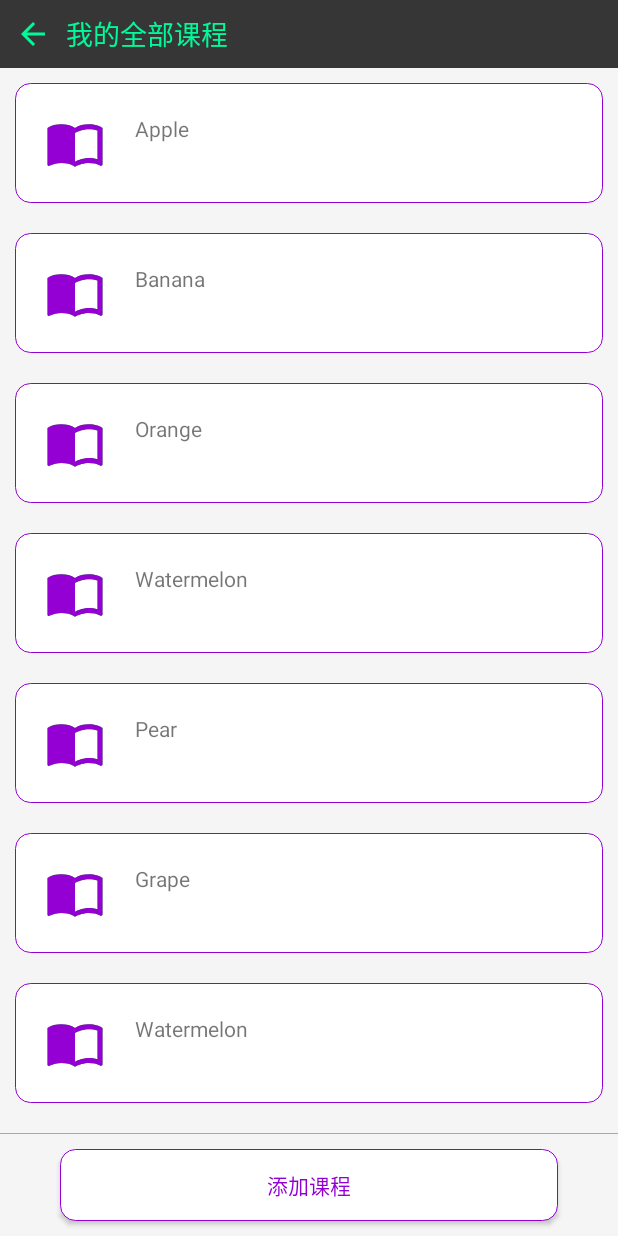
After one commit to ryleneli/EXAMBa, an Android app: the AllMyLesson screen opened directly, with no data from a screen before it, on a phone screen of 412 x 824 dp. The commit adds this screen. Run offline under Robolectric (Android 15) with nearby library versions, the phone set to English and light mode, and no system bars; Roboto replaces fonts that are not available here.

Commit message:
UI about add lesson

```diff
--- a/app/src/main/AndroidManifest.xml
+++ b/app/src/main/AndroidManifest.xml
@@ -31,6 +31,12 @@
         <activity android:name="com.example.Activity.MainActivity" >
 
         </activity>
+        <activity android:name="com.example.Activity.AllMyLesson" >
+
+        </activity>
+        <activity android:name="com.example.Activity.AllLessons" >
+
+        </activity>
     </application>
 
 </manifest>
--- /dev/null
+++ b/app/src/main/java/com/example/Activity/AllMyLesson.java
@@ -0,0 +1,67 @@
+package com.example.Activity;
+
+import android.app.Activity;
+import android.content.Intent;
+import android.os.Bundle;
+import android.util.Log;
+import android.view.View;
+import android.widget.Button;
+
+import com.example.Adapter.MylessonAdapter;
+import com.example.Object.Lesson;
+import com.example.Object.MyListView;
+import com.example.testsys.R;
+
+import java.util.ArrayList;
+import java.util.List;
+
+import static android.content.ContentValues.TAG;
+
+/**
+ * Created by 15151 on 2019/10/18.
+ */
+
+public class AllMyLesson extends Activity {
+    private static String TAG = "AllMyLesson";
+    private Button addLesson;
+    private MyListView listView;
+    private List<Lesson> myLessonList = new ArrayList<Lesson>();
+    protected void onCreate(Bundle savedInstanceState) {
+        super.onCreate(savedInstanceState);
+        setContentView(R.layout.allmylessons);
+        listView = (MyListView) findViewById(R.id.list_view_mylessons );
+        addLesson = (Button) findViewById(R.id.addlesson_mylessons);
+        initFruits();
+        MylessonAdapter mylessonAdapter = new MylessonAdapter(this,R.layout.mylesson_list,myLessonList);
+        listView.setAdapter(mylessonAdapter);
+        Log.i(TAG,"LRL myLessonList size is "+myLessonList.size());
+        addLesson.setOnClickListener(new View.OnClickListener(){
+            @Override
+            public void onClick(View v){
+                Intent intent = new Intent(AllMyLesson.this, AllLessons.class);
+                startActivity(intent);
+            }
+        });
+    }
+    private void initFruits()
+    {
+        Lesson apple = new Lesson("Apple");
+        myLessonList.add(apple);
+        Lesson banana = new Lesson("Banana");
+        myLessonList.add(banana);
+        Lesson orange = new Lesson("Orange");
+        myLessonList.add(orange);
+        Lesson watermelon = new Lesson("Watermelon");
+        myLessonList.add(watermelon);
+        Lesson pear = new Lesson("Pear");
+        myLessonList.add(pear);
+        Lesson grape = new Lesson("Grape");
+        myLessonList.add(grape);
+        Lesson watermelon1 = new Lesson("Watermelon");
+        myLessonList.add(watermelon1);
+        Lesson pear1 = new Lesson("Pear");
+        myLessonList.add(pear1);
+        Lesson grape1 = new Lesson("Grape");
+        myLessonList.add(grape1);
+    }
+}
--- a/app/src/main/java/com/example/Activity/MainActivity.java
+++ b/app/src/main/java/com/example/Activity/MainActivity.java
@@ -20,7 +20,7 @@ import com.example.testsys.R;
 
 
 public class MainActivity extends AppCompatActivity {
-
+	private static String TAG = "LRL MainActivity";
 	@Override
 	protected void onCreate(Bundle savedInstanceState) {
         super.onCreate(savedInstanceState);
--- a/app/src/main/java/com/example/Adapter/MylessonAdapter.java
+++ b/app/src/main/java/com/example/Adapter/MylessonAdapter.java
@@ -1,15 +1,18 @@
 package com.example.Adapter;
 
 import android.content.Context;
+import android.util.Log;
 import android.view.LayoutInflater;
 import android.view.View;
 import android.view.ViewGroup;
 import android.widget.ArrayAdapter;
 import android.widget.Button;
+import android.widget.ImageView;
 import android.widget.TextView;
 
 import com.example.Object.Lesson;
 import com.example.UI.ItemView;
+import com.example.UI.LessonItemView;
 import com.example.testsys.R;
 
 import java.util.List;
@@ -19,8 +22,10 @@ import java.util.List;
  */
 
 public class MylessonAdapter extends ArrayAdapter {
+    private static String TAG = "MylessonAdapter";
         private final int resourceId;
-
+        private TextView lessonName;
+        private ImageView imageView;
         public MylessonAdapter(Context context, int textViewResourceId, List<Lesson> objects) {
             super(context, textViewResourceId, objects);
             resourceId = textViewResourceId;
@@ -28,8 +33,13 @@ public class MylessonAdapter extends ArrayAdapter {
         @Override
         public View getView(int position, View convertView, ViewGroup parent) {
             Lesson lesson = (Lesson) getItem(position); // 获取当前项的Fruit实例
+            Log.i(TAG,"LRL myLessonList size =======is "+position);
             View view = LayoutInflater.from(getContext()).inflate(resourceId, null);//实例化一个对象
-
+            LessonItemView lessonItemView = view.findViewById(R.id.mylesson_listview);
+            imageView = lessonItemView.getLessonIcon();
+            imageView.setImageResource(R.drawable.ic_pur);
+            lessonName = lessonItemView.getLessonNameText();
+            lessonName.setText(lesson.getName());
             return view;
         }
     }
--- a/app/src/main/java/com/example/UI/ItemView.java
+++ b/app/src/main/java/com/example/UI/ItemView.java
@@ -51,7 +51,7 @@ public class ItemView extends RelativeLayout {
     }
 
     public void init(Context context, AttributeSet attrs) {
-        //Log.i(TAG,"LRL ENTER INIT");
+        Log.i(TAG,"LRL ENTER INIT");
         View view = LayoutInflater.from(context).inflate(R.layout.item_view, this);
         leftIcon = findViewById(R.id.left_icon);
         leftText = findViewById(R.id.left_text);
--- /dev/null
+++ b/app/src/main/java/com/example/UI/LessonItemView.java
@@ -0,0 +1,127 @@
+package com.example.UI;
+
+import android.content.Context;
+import android.content.res.TypedArray;
+import android.graphics.Color;
+import android.graphics.drawable.Drawable;
+import android.util.AttributeSet;
+import android.util.Log;
+import android.view.LayoutInflater;
+import android.view.View;
+import android.widget.ImageView;
+import android.widget.RelativeLayout;
+import android.widget.TextView;
+
+import com.example.itemClickListener;
+import com.example.testsys.R;
+
+/**
+ * Created by 15151 on 2019/10/17.
+ */
+
+public class LessonItemView extends RelativeLayout {
+
+    private static String TAG = "LessonItemView";
+
+    public ImageView lessonIcon,checkIcon;
+    public TextView lessonNameText, chapterText,studentText;
+    private itemClickListener listener;
+
+    public LessonItemView(Context context, AttributeSet attrs) {
+        super(context, attrs);
+        init(context, attrs);
+    }
+
+    public LessonItemView(Context context, AttributeSet attrs, int defStyleAttr) {
+        super(context, attrs, defStyleAttr);
+        init(context, attrs);
+    }
+
+    public LessonItemView(Context context, AttributeSet attrs, int defStyleAttr, int defStyleRes) {
+        super(context, attrs, defStyleAttr, defStyleRes);
+        init(context, attrs);
+    }
+
+    public void init(Context context, AttributeSet attrs) {
+        Log.i(TAG,"LRL ENTER INIT");
+        View view = LayoutInflater.from(context).inflate(R.layout.lesson_item_view, this);
+        lessonIcon = findViewById(R.id.lessonimage_lessonlist);
+        checkIcon = findViewById(R.id.lesson_check);
+        lessonNameText = findViewById(R.id.lessonname_lessonlist);
+        chapterText = findViewById(R.id.chapter_number);
+        studentText = findViewById(R.id.student_number);
+        TypedArray attributes = context.obtainStyledAttributes(attrs, R.styleable.LessonItemView);
+        //Log.i(TAG,"LRL ENTER INIT and obtain is ok");
+        if (attributes != null) {
+            //Log.i(TAG,"LRL ENTER INIT and enter if");
+            //处理背景色
+            int backGroundColor = attributes.getResourceId(R.styleable.LessonItemView_lesson_background, -1);
+            view.setBackgroundResource(backGroundColor);
+
+            //设置左边图片icon
+            int lessonIconDrawable = attributes.getResourceId(R.styleable.LessonItemView_lessonimage_lessonlist_drawable, -1);
+            if (lessonIconDrawable != -1) {
+                lessonIcon.setBackgroundResource(lessonIconDrawable);
+            }
+            //获取是否要显示左边按钮
+            boolean checkIconVisible = attributes.getBoolean(R.styleable.LessonItemView_lesson_check_visible, false);
+            if (checkIconVisible) {
+                checkIcon.setVisibility(View.VISIBLE);
+            } else {
+                checkIcon.setVisibility(View.INVISIBLE);
+            }
+            //设置右边按钮的文字
+            String lesson_name_text = attributes.getString(R.styleable.LessonItemView_lessonname_lessonlist);
+            lessonNameText.setText(lesson_name_text);
+            String chapter_text = attributes.getString(R.styleable.LessonItemView_chapter_number);
+            chapterText.setText(chapter_text);
+            String student_text = attributes.getString(R.styleable.LessonItemView_student_number);
+            studentText.setText(student_text);
+            attributes.recycle();
+        }
+    }
+
+
+
+    public void setBackgroundColor(View view,int bgcolor) {
+
+        view.setBackgroundColor(bgcolor);
+    }
+    public void setLessonIcon(Drawable drawable) {
+        lessonIcon.setImageDrawable(drawable);
+        Log.i(TAG,"LRL ENTER setImageDrawable");
+    }
+    public void setCheckIcon(boolean visible) {
+        if (visible) {
+            checkIcon.setVisibility(View.VISIBLE);
+        } else {
+            checkIcon.setVisibility(View.INVISIBLE);
+        }
+    }
+    public void setLessonNameText(String text) {
+        lessonNameText.setText(text);
+        Log.i(TAG,"LRL ENTER setImageDrawable");
+    }
+    public void setChapterText(String text) {
+        chapterText.setText(text);
+    }
+    public void setStudentText(String text) {
+        studentText.setText(text);
+    }
+    public ImageView getLessonIcon() {
+        return lessonIcon;
+    }
+    public ImageView getCheckIcon() {
+        return checkIcon;
+    }
+    public TextView getLessonNameText() {
+        return lessonNameText;
+    }
+    public TextView getChapterText() {
+        return chapterText;
+    }
+    public TextView getStudentText() {
+        return studentText;
+    }
+
+}
--- a/app/src/main/res/drawable/ic_check_black_24dp.xml
+++ b/app/src/main/res/drawable/ic_check_black_24dp.xml
@@ -4,6 +4,6 @@
         android:viewportWidth="24.0"
         android:viewportHeight="24.0">
     <path
-        android:fillColor="#32CD32"
+        android:fillColor="@color/colorPurple"
         android:pathData="M9,16.17L4.83,12l-1.42,1.41L9,19 21,7l-1.41,-1.41z"/>
 </vector>
--- /dev/null
+++ b/app/src/main/res/drawable/ic_pur.xml
@@ -0,0 +1,9 @@
+<vector xmlns:android="http://schemas.android.com/apk/res/android"
+        android:width="24dp"
+        android:height="24dp"
+        android:viewportWidth="24.0"
+        android:viewportHeight="24.0">
+    <path
+        android:fillColor="@color/colorPurple"
+        android:pathData="M21,5c-1.11,-0.35 -2.33,-0.5 -3.5,-0.5 -1.95,0 -4.05,0.4 -5.5,1.5 -1.45,-1.1 -3.55,-1.5 -5.5,-1.5S2.45,4.9 1,6v14.65c0,0.25 0.25,0.5 0.5,0.5 0.1,0 0.15,-0.05 0.25,-0.05C3.1,20.45 5.05,20 6.5,20c1.95,0 4.05,0.4 5.5,1.5 1.35,-0.85 3.8,-1.5 5.5,-1.5 1.65,0 3.35,0.3 4.75,1.05 0.1,0.05 0.15,0.05 0.25,0.05 0.25,0 0.5,-0.25 0.5,-0.5L23,6c-0.6,-0.45 -1.25,-0.75 -2,-1zM21,18.5c-1.1,-0.35 -2.3,-0.5 -3.5,-0.5 -1.7,0 -4.15,0.65 -5.5,1.5L12,8c1.35,-0.85 3.8,-1.5 5.5,-1.5 1.2,0 2.4,0.15 3.5,0.5v11.5z"/>
+</vector>
--- a/app/src/main/res/layout/allmylessons.xml
+++ b/app/src/main/res/layout/allmylessons.xml
@@ -1,45 +1,49 @@
 <?xml version="1.0" encoding="utf-8"?>
-<LinearLayout xmlns:android="http://schemas.android.com/apk/res/android"
+<RelativeLayout xmlns:android="http://schemas.android.com/apk/res/android"
     android:layout_width="match_parent"
     android:layout_height="match_parent"
     xmlns:app="http://schemas.android.com/apk/res-auto"
     android:orientation="vertical"
     android:background="@color/colorbg">
     <com.example.UI.TitleBarView
+        android:id="@+id/allmylessons_title"
         android:layout_width="match_parent"
         android:layout_height="wrap_content"
+        android:layout_alignParentTop="true"
         app:title_back_icon_visible="true"
         app:title_text_text="我的全部课程">
     </com.example.UI.TitleBarView>
-    <ScrollView
+    <Button
+        android:id="@+id/addlesson_mylessons"
+        android:layout_alignParentBottom="true"
         android:layout_width="match_parent"
-        android:layout_height="match_parent"
-        >
+        android:layout_height="wrap_content"
+        android:layout_marginTop="10dp"
+        android:layout_marginRight="40dp"
+        android:layout_marginLeft="40dp"
+        android:layout_marginBottom="10dp"
+        android:background="@drawable/rounded_edittext2"
+        android:text="添加课程"
+        android:textColor="@color/colorPurple"/>
+    <View
+        android:id="@+id/view_aboveadd"
+        android:layout_above="@+id/addlesson_mylessons"
+        android:layout_width="fill_parent"
+        android:layout_height="0.5dp"
+        android:background="#A9A9A9" />
+
         <LinearLayout
             android:layout_width="match_parent"
             android:layout_height="wrap_content"
-            android:orientation="vertical"
->
+            android:layout_below="@+id/allmylessons_title"
+            android:layout_above="@+id/view_aboveadd"
+            android:orientation="vertical">
             <com.example.Object.MyListView
                 android:layout_width="match_parent"
-                android:layout_height="match_parent"
-                android:layout_marginTop="5dp"
-                android:layout_marginBottom="5dp"
-                android:layout_marginRight="20dp"
-                android:layout_marginLeft="20dp"
+                android:layout_height="wrap_content"
                 android:id="@+id/list_view_mylessons"
                 >
             </com.example.Object.MyListView>
-            <Button
-                android:id="@+id/addlesson_mylessons"
-                android:layout_width="match_parent"
-                android:layout_height="wrap_content"
-                android:layout_marginTop="10dp"
-                android:layout_marginRight="40dp"
-                android:layout_marginLeft="40dp"
-                android:background="@drawable/rounded_edittext2"
-                android:text="添加课程"
-                android:textColor="@color/colorPurple"/>
         </LinearLayout>
-    </ScrollView>
-</LinearLayout>
+
+</RelativeLayout>
--- /dev/null
+++ b/app/src/main/res/layout/lesson_item_view.xml
@@ -0,0 +1,67 @@
+<merge xmlns:android="http://schemas.android.com/apk/res/android">
+<RelativeLayout
+    android:layout_width="match_parent"
+    android:layout_height="80dp"
+    android:orientation="horizontal"><!--mylessonssson listview的自定义布局-->
+    <ImageView
+        android:id="@+id/lessonimage_lessonlist"
+        android:layout_width="40dp"
+        android:layout_height="40dp"
+        android:layout_marginLeft="20dp"
+        android:layout_alignParentLeft="true"
+        android:layout_centerVertical="true" />
+    <LinearLayout
+        android:layout_toRightOf="@+id/lessonimage_lessonlist"
+        android:layout_width="wrap_content"
+        android:layout_height="match_parent"
+        android:layout_marginLeft="20dp"
+        android:orientation="vertical">
+        <RelativeLayout
+            android:layout_width="wrap_content"
+            android:layout_height="0dp"
+            android:layout_weight="1">
+            <TextView
+                android:id="@+id/lessonname_lessonlist"
+                android:layout_width="wrap_content"
+                android:layout_height="wrap_content"
+                android:layout_gravity="center_vertical"
+                android:layout_alignParentBottom="true"
+                android:text="test"
+                />
+        </RelativeLayout>
+
+        <RelativeLayout
+            android:layout_width="wrap_content"
+            android:layout_height="0dp"
+            android:layout_weight="1"
+            android:orientation="horizontal">
+            <TextView
+                android:id="@+id/chapter_number"
+                android:layout_width="wrap_content"
+                android:layout_height="wrap_content"
+                android:layout_gravity="center_vertical"
+                android:text="chapter_test"
+                />
+            <TextView
+                android:id="@+id/student_number"
+                android:layout_width="wrap_content"
+                android:layout_height="wrap_content"
+                android:layout_gravity="center_vertical"
+                android:layout_toRightOf="@+id/chapter_number"
+                android:layout_marginLeft="5dp"
+                android:text="student_test"
+                />
+        </RelativeLayout>
+    </LinearLayout>
+    <ImageView
+        android:id="@+id/lesson_check"
+        android:layout_width="wrap_content"
+        android:layout_height="wrap_content"
+        android:src="@drawable/ic_check_black_24dp"
+        android:layout_alignParentRight="true"
+        android:layout_centerVertical="true"
+        android:layout_marginRight="20dp"
+        />
+
+</RelativeLayout>
+</merge>
--- a/app/src/main/res/layout/mylesson_list.xml
+++ b/app/src/main/res/layout/mylesson_list.xml
@@ -1,67 +1,17 @@
 <?xml version="1.0" encoding="utf-8"?>
-<RelativeLayout xmlns:android="http://schemas.android.com/apk/res/android"
+<LinearLayout xmlns:android="http://schemas.android.com/apk/res/android"
     android:layout_width="match_parent"
-    android:layout_height="80dp"
-    android:orientation="horizontal"
-    android:layout_margin="5dp"
-    android:background="@drawable/rounded_edittext"><!--mylessonssson listview的自定义布局-->
-    <ImageView
-        android:id="@+id/lessonname_lessonlist"
-        android:layout_width="40dp"
-        android:layout_height="40dp"
-        android:layout_marginLeft="20dp"
-        android:layout_alignParentLeft="true"
-        android:layout_centerVertical="true"
-        android:src="@drawable/ic_import_contacts_black_24dp"/>
-    <LinearLayout
-        android:layout_toRightOf="@+id/lessonname_lessonlist"
-        android:layout_width="wrap_content"
-        android:layout_height="match_parent"
-        android:layout_marginLeft="20dp"
-        android:orientation="vertical">
-        <RelativeLayout
-            android:layout_width="wrap_content"
-            android:layout_height="0dp"
-            android:layout_weight="1">
-            <TextView
-                android:layout_width="wrap_content"
-                android:layout_height="wrap_content"
-                android:layout_gravity="center_vertical"
-                android:layout_alignParentBottom="true"
-                android:text="lessonname"
-                />
-        </RelativeLayout>
+    android:layout_height="wrap_content"
+    android:orientation="vertical"
+    xmlns:app="http://schemas.android.com/apk/res-auto"><!--mylessonssson listview的自定义布局-->
 
-        <RelativeLayout
-            android:layout_width="wrap_content"
-            android:layout_height="0dp"
-            android:layout_weight="1"
-            android:orientation="horizontal">
-            <TextView
-                android:id="@+id/chapter_number"
-                android:layout_width="wrap_content"
-                android:layout_height="wrap_content"
-                android:layout_gravity="center_vertical"
-                android:text="chapter_number"
-                />
-            <TextView
-                android:id="@+id/student_number"
-                android:layout_width="wrap_content"
-                android:layout_height="wrap_content"
-                android:layout_gravity="center_vertical"
-                android:layout_toRightOf="@+id/chapter_number"
-                android:layout_marginLeft="5dp"
-                android:text="student_number"
-                />
-        </RelativeLayout>
-    </LinearLayout>
-    <ImageView
-        android:layout_width="wrap_content"
-        android:layout_height="wrap_content"
-        android:src="@drawable/ic_check_black_24dp"
-        android:layout_alignParentRight="true"
-        android:layout_centerVertical="true"
-        android:layout_marginRight="20dp"
-        android:visibility="visible"/>
-
-</RelativeLayout>
+    <com.example.UI.LessonItemView
+        android:id="@+id/mylesson_listview"
+        android:layout_width="match_parent"
+        android:layout_height="80dp"
+        android:layout_margin="10dp"
+        app:lesson_background="@drawable/rounded_edittext2"
+        app:lessonimage_lessonlist_drawable="@drawable/ic_import_contacts_black_24dp"
+        >
+    </com.example.UI.LessonItemView>
+</LinearLayout>
```
Also changed, not shown: app/src/main/java/com/example/Activity/AllLessons.java (added, +49 -0 lines), app/src/main/java/com/example/Fragment/HomeFragment.java (+14 -3 lines), app/src/main/res/layout/all_lessons.xml (+1 -9 lines), app/src/main/res/values/attr.xml (+8 -15 lines).
